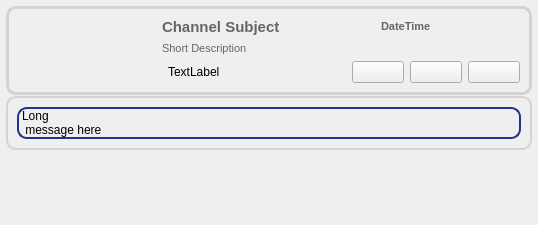
RetroShare/RetroShare, file retroshare-gui/src/gui/feeds/ChanMsgItem.ui: the form before one commit.
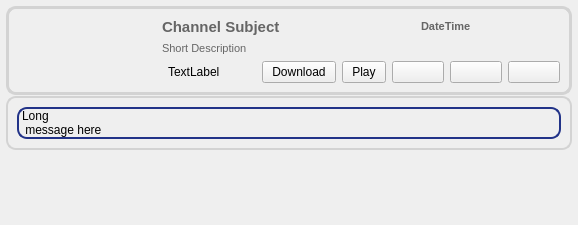
The form after the commit. Icons and pictures are not drawn.

Commit message: Added download and play button to ChannelMsgItem, it hided by default.

```diff
--- a/retroshare-gui/src/gui/feeds/ChanMsgItem.ui
+++ b/retroshare-gui/src/gui/feeds/ChanMsgItem.ui
@@ -6,7 +6,7 @@
    <rect>
     <x>0</x>
     <y>0</y>
-    <width>538</width>
+    <width>578</width>
     <height>225</height>
    </rect>
   </property>
@@ -105,7 +105,7 @@
       </item>
       <item row="0" column="1">
        <layout class="QGridLayout" name="gridLayout">
-        <item row="0" column="0" colspan="4">
+        <item row="0" column="0" colspan="6">
          <widget class="QLabel" name="titleLabel">
           <property name="sizePolicy">
            <sizepolicy hsizetype="Minimum" vsizetype="Minimum">
@@ -130,7 +130,7 @@
           </property>
          </widget>
         </item>
-        <item row="0" column="4" colspan="3">
+        <item row="0" column="6" colspan="3">
          <widget class="QLabel" name="datetimelabel">
           <property name="font">
            <font>
@@ -147,7 +147,7 @@
           </property>
          </widget>
         </item>
-        <item row="1" column="0" colspan="7">
+        <item row="1" column="0" colspan="9">
          <widget class="QLabel" name="subjectLabel">
           <property name="sizePolicy">
            <sizepolicy hsizetype="MinimumExpanding" vsizetype="Expanding">
@@ -189,7 +189,7 @@
           </property>
          </spacer>
         </item>
-        <item row="2" column="3" colspan="2">
+        <item row="2" column="5" colspan="2">
          <widget class="QPushButton" name="unsubscribeButton">
           <property name="sizePolicy">
            <sizepolicy hsizetype="Fixed" vsizetype="Fixed">
@@ -209,7 +209,7 @@
           </property>
          </widget>
         </item>
-        <item row="2" column="5">
+        <item row="2" column="7">
          <widget class="QPushButton" name="clearButton">
           <property name="sizePolicy">
            <sizepolicy hsizetype="Fixed" vsizetype="Fixed">
@@ -229,7 +229,7 @@
           </property>
          </widget>
         </item>
-        <item row="2" column="6">
+        <item row="2" column="8">
          <widget class="QPushButton" name="expandButton">
           <property name="sizePolicy">
            <sizepolicy hsizetype="Fixed" vsizetype="Fixed">
@@ -259,6 +259,28 @@
           </property>
          </widget>
         </item>
+        <item row="2" column="3">
+         <widget class="QPushButton" name="downloadButton">
+          <property name="text">
+           <string>Download</string>
+          </property>
+          <property name="icon">
+           <iconset resource="../images.qrc">
+            <normaloff>:/images/download16.png</normaloff>:/images/download16.png</iconset>
+          </property>
+         </widget>
+        </item>
+        <item row="2" column="4">
+         <widget class="QPushButton" name="playButton">
+          <property name="text">
+           <string>Play</string>
+          </property>
+          <property name="icon">
+           <iconset resource="../images.qrc">
+            <normaloff>:/images/player_play.png</normaloff>:/images/player_play.png</iconset>
+          </property>
+         </widget>
+        </item>
        </layout>
       </item>
      </layout>
```
Left out of the diff: 1 changed line with no effect on the pictures. The commit also changes 1 other file.
